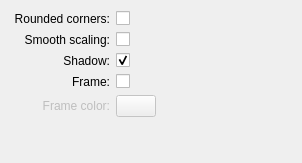
Qt form applets/frame/appearanceSettings.ui (KDE/kdeplasma-addons) before a commit.
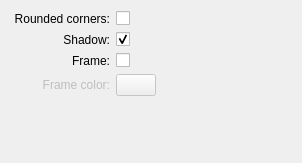
The same form after that commit. Custom widgets are drawn as their Qt base class.

Commit message: * Threaded image loading and scaling. Frame plasmoid will not freeze plasma and X11 anymore. * Removed "Smooth Scaling" option from configuration UI. REVIEWBOARD: http://reviewboard.kde.org/r/3162/ CCMAIL: anma@kde.org

Diff of the .ui file:
```diff
--- a/applets/frame/appearanceSettings.ui
+++ b/applets/frame/appearanceSettings.ui
@@ -25,29 +25,6 @@
     </widget>
    </item>
    <item row="1" column="0">
-    <widget class="QLabel" name="label_2">
-     <property name="text">
-      <string>Smooth scaling:</string>
-     </property>
-     <property name="alignment">
-      <set>Qt::AlignRight|Qt::AlignTrailing|Qt::AlignVCenter</set>
-     </property>
-     <property name="buddy">
-      <cstring>smoothScaling</cstring>
-     </property>
-    </widget>
-   </item>
-   <item row="1" column="1" colspan="2">
-    <widget class="QCheckBox" name="smoothScaling">
-     <property name="toolTip">
-      <string>Use smooth scaling when resizing pictures. Usually pictures look better this way, but it takes more time to load them.</string>
-     </property>
-     <property name="text">
-      <string/>
-     </property>
-    </widget>
-   </item>
-   <item row="2" column="0">
     <widget class="QLabel" name="label_3">
      <property name="text">
       <string>Shadow:</string>
@@ -60,7 +37,7 @@
      </property>
     </widget>
    </item>
-   <item row="2" column="1" colspan="2">
+   <item row="1" column="1" colspan="2">
     <widget class="QCheckBox" name="shadowCheckBox">
      <property name="sizePolicy">
       <sizepolicy hsizetype="Preferred" vsizetype="Fixed">
@@ -76,7 +53,7 @@
      </property>
     </widget>
    </item>
-   <item row="3" column="0">
+   <item row="2" column="0">
     <widget class="QLabel" name="label_4">
      <property name="text">
       <string>Frame:</string>
@@ -89,14 +66,14 @@
      </property>
     </widget>
    </item>
-   <item row="3" column="1" colspan="2">
+   <item row="2" column="1" colspan="2">
     <widget class="QCheckBox" name="frameCheckBox">
      <property name="text">
       <string/>
      </property>
     </widget>
    </item>
-   <item row="4" column="0">
+   <item row="3" column="0">
     <widget class="QLabel" name="changeFrameColorLabel">
      <property name="enabled">
       <bool>false</bool>
@@ -118,7 +95,7 @@
      </property>
     </widget>
    </item>
-   <item row="4" column="1">
+   <item row="3" column="1">
     <widget class="KColorButton" name="changeFrameColor">
      <property name="enabled">
       <bool>false</bool>
@@ -145,7 +122,7 @@
      </property>
     </widget>
    </item>
-   <item row="4" column="2">
+   <item row="3" column="2">
     <spacer>
      <property name="orientation">
       <enum>Qt::Horizontal</enum>
@@ -165,7 +142,7 @@
      </property>
     </widget>
    </item>
-   <item row="5" column="0">
+   <item row="4" column="0">
     <spacer name="verticalSpacer">
      <property name="orientation">
       <enum>Qt::Vertical</enum>
```
The commit also changes 12 other files.
